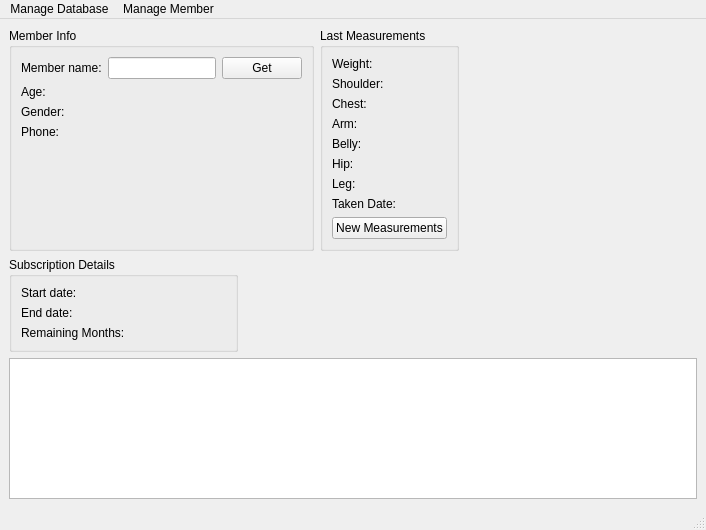
The window that desktop_application/ui/mainwindow.ui (cihansenyuz/project_gym) describes before a commit, drawn with Qt 5.
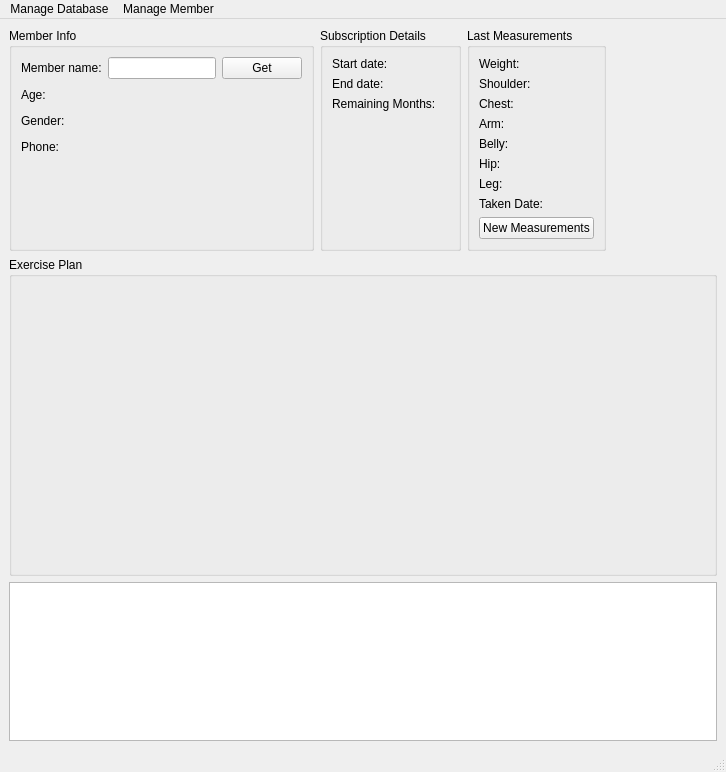
The same window after the commit.

Commit message: design and implement exercise plan view section

```diff
--- a/desktop_application/ui/mainwindow.ui
+++ b/desktop_application/ui/mainwindow.ui
@@ -6,21 +6,19 @@
    <rect>
     <x>0</x>
     <y>0</y>
-    <width>706</width>
-    <height>530</height>
+    <width>726</width>
+    <height>772</height>
    </rect>
   </property>
   <property name="windowTitle">
    <string>MainWindow</string>
   </property>
   <widget class="QWidget" name="centralwidget">
-   <layout class="QVBoxLayout" name="verticalLayout_3">
+   <layout class="QVBoxLayout" name="verticalLayout_3" stretch="0,2,1">
     <item>
-     <layout class="QHBoxLayout" name="horizontalLayout_2" stretch="0,0,0">
+     <layout class="QHBoxLayout" name="first_bar" stretch="0,0,0,0">
       <item>
-       <layout class="QHBoxLayout" name="horizontalLayout" stretch="0">
-        <item>
-         <widget class="QGroupBox" name="groupBox">
+       <widget class="QGroupBox" name="member_info_group">
           <property name="title">
            <string>Member Info</string>
           </property>
@@ -62,6 +60,19 @@
                </property>
               </widget>
              </item>
+           <item>
+            <spacer name="horizontalSpacer_2">
+             <property name="orientation">
+              <enum>Qt::Horizontal</enum>
+             </property>
+             <property name="sizeHint" stdset="0">
+              <size>
+               <width>40</width>
+               <height>20</height>
+              </size>
+             </property>
+            </spacer>
+           </item>
             </layout>
            </item>
            <item>
@@ -80,6 +91,19 @@
                </property>
               </widget>
              </item>
+           <item>
+            <spacer name="horizontalSpacer_3">
+             <property name="orientation">
+              <enum>Qt::Horizontal</enum>
+             </property>
+             <property name="sizeHint" stdset="0">
+              <size>
+               <width>40</width>
+               <height>20</height>
+              </size>
+             </property>
+            </spacer>
+           </item>
             </layout>
            </item>
            <item>
@@ -98,6 +122,19 @@
                </property>
               </widget>
              </item>
+           <item>
+            <spacer name="horizontalSpacer_4">
+             <property name="orientation">
+              <enum>Qt::Horizontal</enum>
+             </property>
+             <property name="sizeHint" stdset="0">
+              <size>
+               <width>40</width>
+               <height>20</height>
+              </size>
+             </property>
+            </spacer>
+           </item>
             </layout>
            </item>
            <item>
@@ -116,10 +153,84 @@
           </layout>
          </widget>
         </item>
+      <item>
+       <widget class="QGroupBox" name="subcription_group">
+        <property name="title">
+         <string>Subscription Details</string>
+        </property>
+        <layout class="QVBoxLayout" name="verticalLayout_5" stretch="0,0,0,0">
+         <item>
+          <layout class="QHBoxLayout" name="horizontalLayout_14">
+           <item>
+            <widget class="QLabel" name="label_10">
+             <property name="text">
+              <string>Start date:</string>
+             </property>
+            </widget>
+           </item>
+           <item>
+            <widget class="QLabel" name="sub_start_date_label">
+             <property name="text">
+              <string/>
+             </property>
+            </widget>
+           </item>
        </layout>
       </item>
       <item>
-       <widget class="QGroupBox" name="groupBox_2">
+          <layout class="QHBoxLayout" name="horizontalLayout_13">
+           <item>
+            <widget class="QLabel" name="label_4">
+             <property name="text">
+              <string>End date:</string>
+             </property>
+            </widget>
+           </item>
+           <item>
+            <widget class="QLabel" name="sub_end_date_label">
+             <property name="text">
+              <string/>
+             </property>
+            </widget>
+           </item>
+          </layout>
+         </item>
+         <item>
+          <layout class="QHBoxLayout" name="horizontalLayout_8">
+           <item>
+            <widget class="QLabel" name="label_2">
+             <property name="text">
+              <string>Remaining Months:</string>
+             </property>
+            </widget>
+           </item>
+           <item>
+            <widget class="QLabel" name="remaining_months_label">
+             <property name="text">
+              <string/>
+             </property>
+            </widget>
+           </item>
+          </layout>
+         </item>
+         <item>
+          <spacer name="verticalSpacer_2">
+           <property name="orientation">
+            <enum>Qt::Vertical</enum>
+           </property>
+           <property name="sizeHint" stdset="0">
+            <size>
+             <width>20</width>
+             <height>40</height>
+            </size>
+           </property>
+          </spacer>
+         </item>
+        </layout>
+       </widget>
+      </item>
+      <item>
+       <widget class="QGroupBox" name="last_measurements_group">
         <property name="title">
          <string>Last Measurements</string>
         </property>
@@ -294,82 +405,14 @@
      </layout>
     </item>
     <item>
-     <layout class="QHBoxLayout" name="horizontalLayout_16" stretch="1,2">
+     <layout class="QHBoxLayout" name="second_bar">
       <item>
        <widget class="QGroupBox" name="groupBox_3">
         <property name="title">
-         <string>Subscription Details</string>
+         <string>Exercise Plan</string>
         </property>
-        <layout class="QVBoxLayout" name="verticalLayout_5" stretch="0,0,0">
-         <item>
-          <layout class="QHBoxLayout" name="horizontalLayout_14">
-           <item>
-            <widget class="QLabel" name="sub_start_date_label">
-             <property name="text">
-              <string>Start date:</string>
-             </property>
-            </widget>
-           </item>
-           <item>
-            <widget class="QLabel" name="subs_start_date">
-             <property name="text">
-              <string/>
-             </property>
-            </widget>
-           </item>
-          </layout>
-         </item>
-         <item>
-          <layout class="QHBoxLayout" name="horizontalLayout_13">
-           <item>
-            <widget class="QLabel" name="sub_end_date_label">
-             <property name="text">
-              <string>End date:</string>
-             </property>
-            </widget>
-           </item>
-           <item>
-            <widget class="QLabel" name="subs_end_date">
-             <property name="text">
-              <string/>
-             </property>
-            </widget>
-           </item>
-          </layout>
-         </item>
-         <item>
-          <layout class="QHBoxLayout" name="horizontalLayout_8">
-           <item>
-            <widget class="QLabel" name="label_2">
-             <property name="text">
-              <string>Remaining Months:</string>
-             </property>
-            </widget>
-           </item>
-           <item>
-            <widget class="QLabel" name="remaining_months_label">
-             <property name="text">
-              <string/>
-             </property>
-            </widget>
-           </item>
-          </layout>
-         </item>
-        </layout>
-       </widget>
-      </item>
-      <item>
-       <spacer name="horizontalSpacer_2">
-        <property name="orientation">
-         <enum>Qt::Horizontal</enum>
-        </property>
-        <property name="sizeHint" stdset="0">
-         <size>
-          <width>40</width>
-          <height>20</height>
-         </size>
-        </property>
-       </spacer>
+        <layout class="QVBoxLayout" name="verticalLayout_4"/>
+       </widget>
       </item>
      </layout>
     </item>
@@ -383,7 +426,7 @@
     <rect>
      <x>0</x>
      <y>0</y>
-     <width>706</width>
+     <width>726</width>
      <height>22</height>
     </rect>
    </property>
```
Left out of the diff: 2 changed lines with no effect on the pictures. Lines whose indentation alone changed are shown as unchanged. The commit also changes 5 other files.
